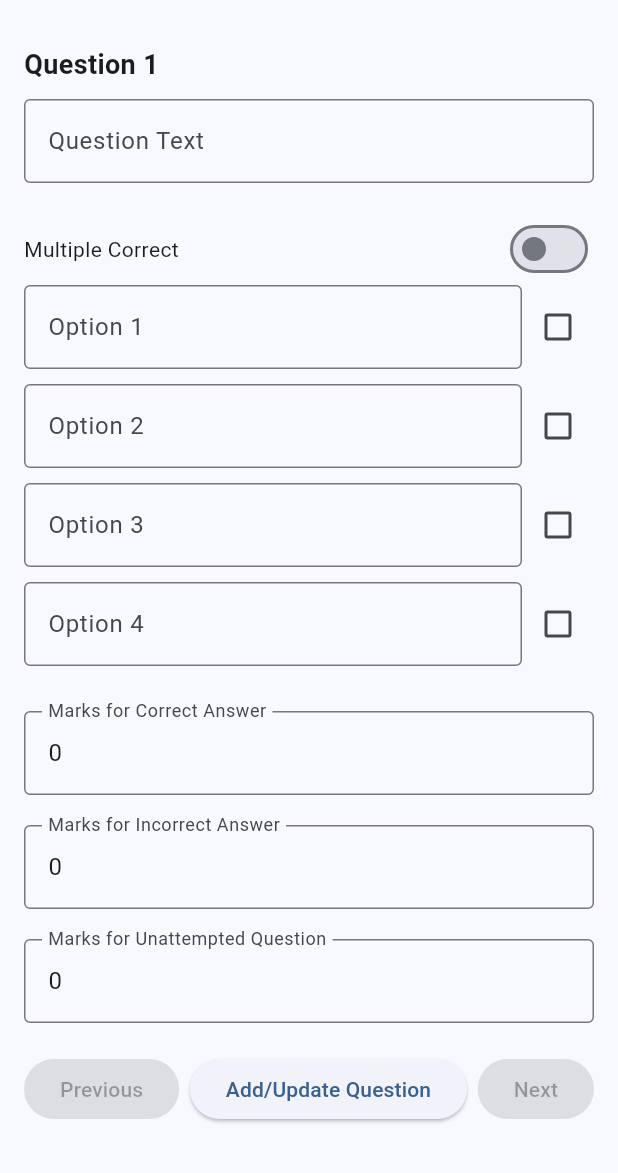
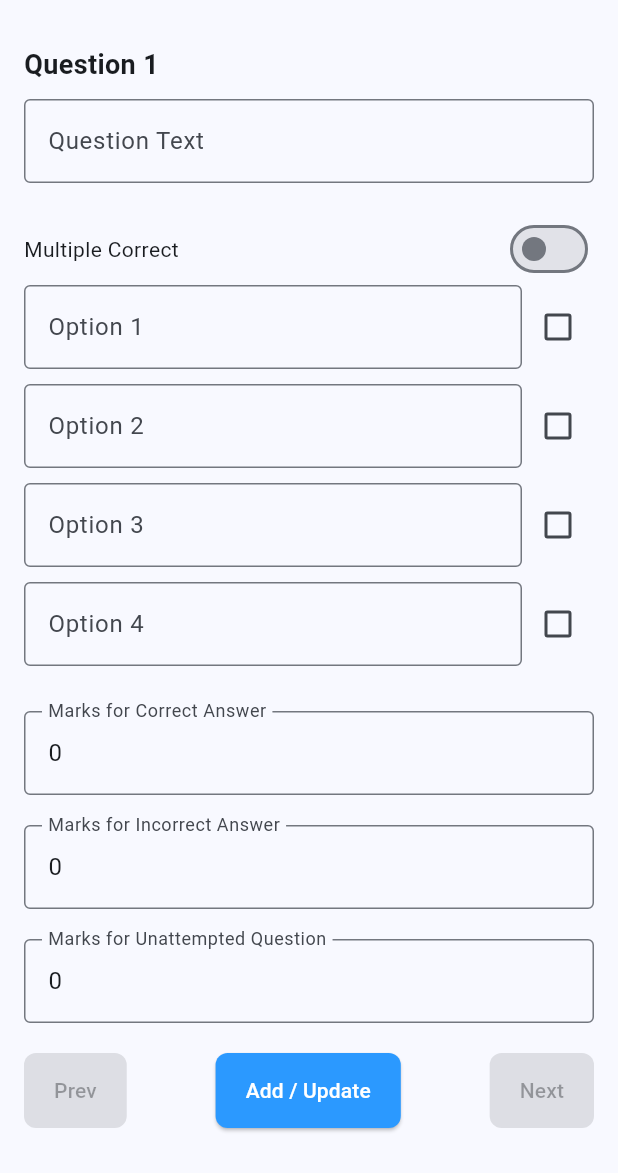
Before and after one commit to shivamkunkolikar/quiz_app, a Flutter app: the QuizInputPage screen opened directly, on a phone screen of 412 x 824 dp, the part 63-1236 px from its top. Run offline on Flutter 3.47's test engine with Material 3 defaults, Android fonts, the phone set to English and light mode, and no system bars; our stand-ins replace cloud_firestore, firebase_core, fl_chart, shared_preferences; accounts and stored records are empty.

Commit message:
edit Oct 20 6:18PM

```diff
--- a/lib/createtest_page.dart
+++ b/lib/createtest_page.dart
@@ -5,27 +5,7 @@ import 'package:quiz_app/func_utils.dart';
 import 'package:quiz_app/home_page.dart';
 import 'package:flutter/foundation.dart';
 
-
-
-
-// Global variable to store total marks for correct answers of all questions
 int totalCorrectMarks = 0;
-
-// class Question {
-//   Question(this.text, this.opt, this.mks, this.isCorrect, this.isMultipleCorrect);
-
-//   String text; // Question text
-//   List<String> opt; // List of options (4 options)
-//   List<int> mks; // Marks: [correct marks, incorrect marks, unattempted marks]
-//   List<bool> isCorrect; // List of booleans to indicate which options are correct
-//   bool isMultipleCorrect; // Toggle state for allowing multiple correct answers
-
-//   @override
-//   String toString() {
-//     return 'Question{text: $text, opt: $opt, mks: $mks, isCorrect: $isCorrect, isMultipleCorrect: $isMultipleCorrect}';
-//   }
-// }
-
 
 class QuizInputPage extends StatefulWidget {
   @override
@@ -71,30 +51,28 @@ class _QuizInputPageState extends State<QuizInputPage> {
 
         setState(() {
           if (currentQuestionIndex < allQuestions.length) {
-            // Update existing question
             totalCorrectMarks = totalCorrectMarks - marks[0];
             allQuestions[currentQuestionIndex] = newQuestion;
             totalCorrectMarks += marks[0];
           } else {
-            // Add new question
             allQuestions.add(newQuestion);
-            totalCorrectMarks += marks[0]; // Update the total marks for correct answers
+            totalCorrectMarks += marks[0];
           }
 
-          _resetForm(); // Reset form after adding or updating question
+          _resetForm();
 
-          // Move to the next question or prepare a new form for input
+
           if (currentQuestionIndex < allQuestions.length - 1) {
             _loadQuestion(currentQuestionIndex + 1);
           } else {
-            currentQuestionIndex++; // Move to a new question index
+            currentQuestionIndex++;
           }
         });
 
         print('Question added or updated: ${newQuestion.text}');
         print('Total Correct Marks: $totalCorrectMarks');
       } else {
-        // Show error message if no correct option is selected
+
         ScaffoldMessenger.of(context).showSnackBar(
           const SnackBar(content: Text('Please select at least one correct answer.')),
         );
@@ -102,9 +80,9 @@ class _QuizInputPageState extends State<QuizInputPage> {
     }
   }
 
-  // Method to reset the form after a question is added or updated
+
   void _resetForm() {
-    _formKey.currentState!.reset(); // Reset the form fields
+    _formKey.currentState!.reset();
     questionTextController.clear();
     for (var controller in optionControllers) {
       controller.clear();
@@ -112,7 +90,7 @@ class _QuizInputPageState extends State<QuizInputPage> {
     isCorrect = [false, false, false, false];
   }
 
-  // Method to finalize input and print all questions
+
   void _finishQuestions() {
     print('All questions added or updated:');
     for (var question in allQuestions) {
@@ -124,7 +102,7 @@ class _QuizInputPageState extends State<QuizInputPage> {
     Navigator.pop(context);
   }
 
-  // Method to load a question for editing
+
   void _loadQuestion(int index) {
     if (index >= 0 && index < allQuestions.length) {
       setState(() {
@@ -143,19 +121,19 @@ class _QuizInputPageState extends State<QuizInputPage> {
     }
   }
 
-  // Method to navigate to the previous question
+
   void _previousQuestion() {
     if (currentQuestionIndex > 0) {
       _loadQuestion(currentQuestionIndex - 1);
     }
   }
 
-  // Method to navigate to the next question
+
   void _nextQuestion() {
     if (currentQuestionIndex < allQuestions.length - 1) {
       _loadQuestion(currentQuestionIndex + 1);
     } else {
-      _resetForm(); // Clear form for new question input
+      _resetForm();
     }
   }
 
@@ -177,15 +155,15 @@ class _QuizInputPageState extends State<QuizInputPage> {
               crossAxisAlignment: CrossAxisAlignment.start,
               children: [
                 Text(
-                  'Question ${currentQuestionIndex + 1}', // Display the current question number
+                  'Question ${currentQuestionIndex + 1}',
                   style: const TextStyle(fontSize: 18, fontWeight: FontWeight.bold),
                 ),
-                SizedBox(height: 10),
+                const SizedBox(height: 10),
                 TextFormField(
                   controller: questionTextController,
-                  decoration: InputDecoration(
+                  decoration: const InputDecoration(
                     labelText: 'Question Text',
-                    border: OutlineInputBorder(), // Rectangular border
+                    border: OutlineInputBorder(),
                   ),
                   validator: (value) {
                     if (value == null || value.isEmpty) {
@@ -194,18 +172,18 @@ class _QuizInputPageState extends State<QuizInputPage> {
                     return null;
                   },
                 ),
-                SizedBox(height: 20),
+                const SizedBox(height: 20),
                 Row(
                   mainAxisAlignment: MainAxisAlignment.spaceBetween,
                   children: [
-                    Text('Multiple Correct'),
+                    const Text('Multiple Correct'),
                     Switch(
                       value: isMultipleCorrect,
                       onChanged: (value) {
                         setState(() {
                           isMultipleCorrect = value;
                           if (!isMultipleCorrect) {
-                            // Reset all isCorrect values to false if multiple correct is off
+
                             isCorrect = [false, false, false, false];
                           }
                         });
@@ -223,7 +201,7 @@ class _QuizInputPageState extends State<QuizInputPage> {
                               controller: optionControllers[index],
                               decoration: InputDecoration(
                                 labelText: 'Option ${index + 1}',
-                                border: OutlineInputBorder(), // Rectangular border
+                                border: const OutlineInputBorder(),
                               ),
                               validator: (value) {
                                 if (value == null || value.isEmpty) {
@@ -250,19 +228,19 @@ class _QuizInputPageState extends State<QuizInputPage> {
                               });
                             },
                           ),
-                          //Text('Correct'),
+
                         ],
                       ),
-                      SizedBox(height: 10), // Add space between option inputs
+                      const SizedBox(height: 10),
                     ],
                   );
                 }),
-                SizedBox(height: 20),
+                const SizedBox(height: 20),
                 TextFormField(
                   controller: correctMarksController,
-                  decoration: InputDecoration(
+                  decoration: const InputDecoration(
                     labelText: 'Marks for Correct Answer',
-                    border: OutlineInputBorder(), // Rectangular border
+                    border: OutlineInputBorder(),
                   ),
                   keyboardType: TextInputType.number,
                   validator: (value) {
@@ -275,12 +253,12 @@ class _QuizInputPageState extends State<QuizInputPage> {
                     return null;
                   },
                 ),
-                SizedBox(height: 20),
+                const SizedBox(height: 20),
                 TextFormField(
                   controller: incorrectMarksController,
-                  decoration: InputDecoration(
+                  decoration: const InputDecoration(
                     labelText: 'Marks for Incorrect Answer',
-                    border: OutlineInputBorder(), // Rectangular border
+                    border: OutlineInputBorder(),
                   ),
                   keyboardType: TextInputType.number,
                   validator: (value) {
@@ -293,12 +271,12 @@ class _QuizInputPageState extends State<QuizInputPage> {
                     return null;
                   },
                 ),
-                SizedBox(height: 20),
+                const SizedBox(height: 20),
                 TextFormField(
                   controller: unattemptedMarksController,
-                  decoration: InputDecoration(
+                  decoration: const InputDecoration(
                     labelText: 'Marks for Unattempted Question',
-                    border: OutlineInputBorder(), // Rectangular border
+                    border: OutlineInputBorder(),
                   ),
                   keyboardType: TextInputType.number,
                   validator: (value) {
@@ -311,28 +289,62 @@ class _QuizInputPageState extends State<QuizInputPage> {
                     return null;
                   },
                 ),
-                SizedBox(height: 20),
+                const SizedBox(height: 20),
                 Row(
                   mainAxisAlignment: MainAxisAlignment.spaceBetween,
                   children: [
                     ElevatedButton(
                       onPressed: currentQuestionIndex > 0 ? _previousQuestion : null,
-                      child: Text('Previous'),
+                      style: ElevatedButton.styleFrom(
+                        backgroundColor: const Color(0xFFFFB904),
+                        foregroundColor: Colors.white,
+                        padding: const EdgeInsets.symmetric(horizontal: 20.0, vertical: 15.0),
+                        shape: RoundedRectangleBorder(
+                                borderRadius: BorderRadius.circular(8),
+                              ),
+                      ),
+                      child: const Text('Prev'),
                     ),
                     ElevatedButton(
                       onPressed: _addOrUpdateQuestion,
-                      child: Text('Add/Update Question'),
+                      style: ElevatedButton.styleFrom(
+                        backgroundColor: const Color(0xFF2B99FF),
+                        foregroundColor: Colors.white,
+                        padding: const EdgeInsets.symmetric(horizontal: 20.0, vertical: 15.0),
+                        shape: RoundedRectangleBorder(
+                                borderRadius: BorderRadius.circular(8),
+                              ),
+                      ),
+                      child: const Text('Add / Update'),
                     ),
                     ElevatedButton(
                       onPressed: currentQuestionIndex < allQuestions.length - 1 ? _nextQuestion : null,
-                      child: Text('Next'),
+                      style: ElevatedButton.styleFrom(
+                        backgroundColor: const Color(0xFF0DDC30),
+                        foregroundColor: Colors.white,
+                        padding: const EdgeInsets.symmetric(horizontal: 20.0, vertical: 15.0),
+                        shape: RoundedRectangleBorder(
+                                borderRadius: BorderRadius.circular(8),
+                              ),
+                      ),
+                      child: const Text('Next'),
                     ),
                   ],
                 ),
-                SizedBox(height: 20),
-                ElevatedButton(
-                  onPressed: _finishQuestions,
-                  child: Text('Finish Entering Questions'),
+                const SizedBox(height: 20),
+                Center(
+                  child: ElevatedButton(
+                    onPressed: _finishQuestions,
+                    style: ElevatedButton.styleFrom(
+                          backgroundColor: const Color(0xFF0DDC30),
+                          foregroundColor: Colors.white,
+                          padding: const EdgeInsets.symmetric(horizontal: 20.0, vertical: 15.0),
+                          shape: RoundedRectangleBorder(
+                                  borderRadius: BorderRadius.circular(8),
+                          ),
+                    ),
+                    child: const Text('Finish Entering Questions'),
+                  ),
                 ),
               ],
             ),
@@ -465,14 +477,6 @@ class _CreateTestPageState extends State<CreateTestPage> {
     Navigator.push(context, MaterialPageRoute(builder: (context) => HomePage()));
   }
 
-  // void getData(ind) async{
-  //   final db = FirebaseFirestore.instance;
-  //   final quizMap = await createdTests[ind].get().data();
-  //   if(quizMap['isComplete']) {}
-  //   else {
-  //     curr_quiz = Quiz.fromMap(quizMap['id'], quizMap);
-  //   }
-  // }
 
 
 
@@ -503,7 +507,7 @@ class _CreateTestPageState extends State<CreateTestPage> {
               children: [
                 Text(
                   'Test Code : ${curr_quiz.id}', // Placeholder for test code
-                  style: const TextStyle(fontSize: 18, fontWeight: FontWeight.bold),
+                  style: const TextStyle(fontSize: 16, fontWeight: FontWeight.w600),
                 ),
                 Material(
                   color: Colors.transparent,
@@ -557,11 +561,11 @@ class _CreateTestPageState extends State<CreateTestPage> {
               icon: const Icon(Icons.add),
               label: const Text('Add Questions'),
               style: ElevatedButton.styleFrom(
-                backgroundColor: Colors.blue, // Button color
-                foregroundColor: Colors.white, // Text color
-                minimumSize: const Size(double.infinity, 50), // Full-width button
+                backgroundColor: Colors.blue,
+                foregroundColor: Colors.white,
+                minimumSize: const Size(double.infinity, 50),
                 shape: RoundedRectangleBorder(
-                  borderRadius: BorderRadius.circular(8), // Reduced border radius
+                  borderRadius: BorderRadius.circular(8),
                 ),
               ),
             ),
@@ -571,11 +575,11 @@ class _CreateTestPageState extends State<CreateTestPage> {
               icon: const Icon(Icons.save_outlined),
               label: const Text('Save Quiz'),
               style: ElevatedButton.styleFrom(
-                backgroundColor: Colors.blue, // Button color
-                foregroundColor: Colors.white, // Text color
-                minimumSize: const Size(double.infinity, 50), // Full-width button
+                backgroundColor: Colors.blue,
+                foregroundColor: Colors.white,
+                minimumSize: const Size(double.infinity, 50),
                 shape: RoundedRectangleBorder(
-                  borderRadius: BorderRadius.circular(8), // Reduced border radius
+                  borderRadius: BorderRadius.circular(8),
                 ),
               ),
             ),
@@ -583,14 +587,16 @@ class _CreateTestPageState extends State<CreateTestPage> {
             ElevatedButton(
               onPressed: _createTest,
               style: ElevatedButton.styleFrom(
-                backgroundColor: Colors.green, // Button color
-                foregroundColor: Colors.white, // Text color
-                minimumSize: const Size(double.infinity, 50), // Full-width button
+                backgroundColor: const Color(0xFF0DDC30),
+                foregroundColor: Colors.white,
+                minimumSize: const Size(double.infinity, 50),
                 shape: RoundedRectangleBorder(
-                  borderRadius: BorderRadius.circular(8), // Reduced border radius
+                  borderRadius: BorderRadius.circular(8),
                 ),
               ),
-              child: const Text('Create Test'),
+              child: const Text('Create Test', style: TextStyle(
+                fontWeight: FontWeight.w600,
+              )),
             ),
             const SizedBox(height: 8.0),
             const Text(
--- a/lib/login_page.dart
+++ b/lib/login_page.dart
@@ -183,7 +183,7 @@ class _LoginPageState extends State<LoginPage> {
                             height: 50,
                             width: double.infinity,
                             child: Center(
-                              child: const CircularProgressIndicator(
+                              child: CircularProgressIndicator(
                                 color: Colors.white,
                                 strokeWidth: 4,
                               )
```
Also changed, not shown: lib/answertest_page.dart (+149 -95 lines), lib/forgot_password.dart (+53 -18 lines).
